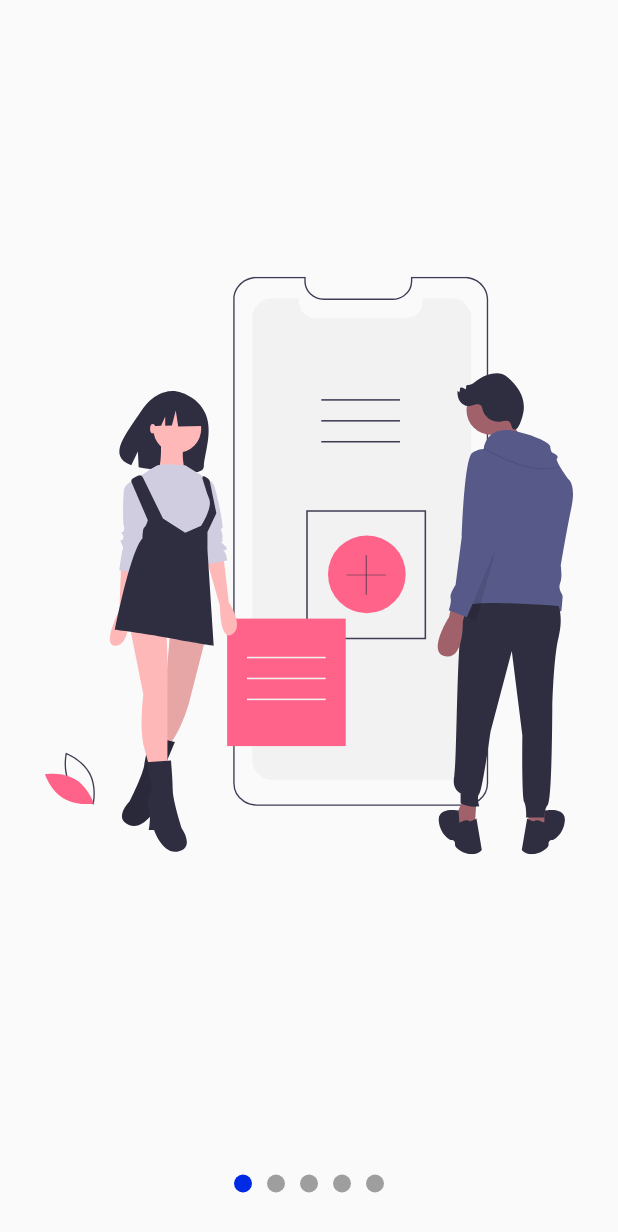
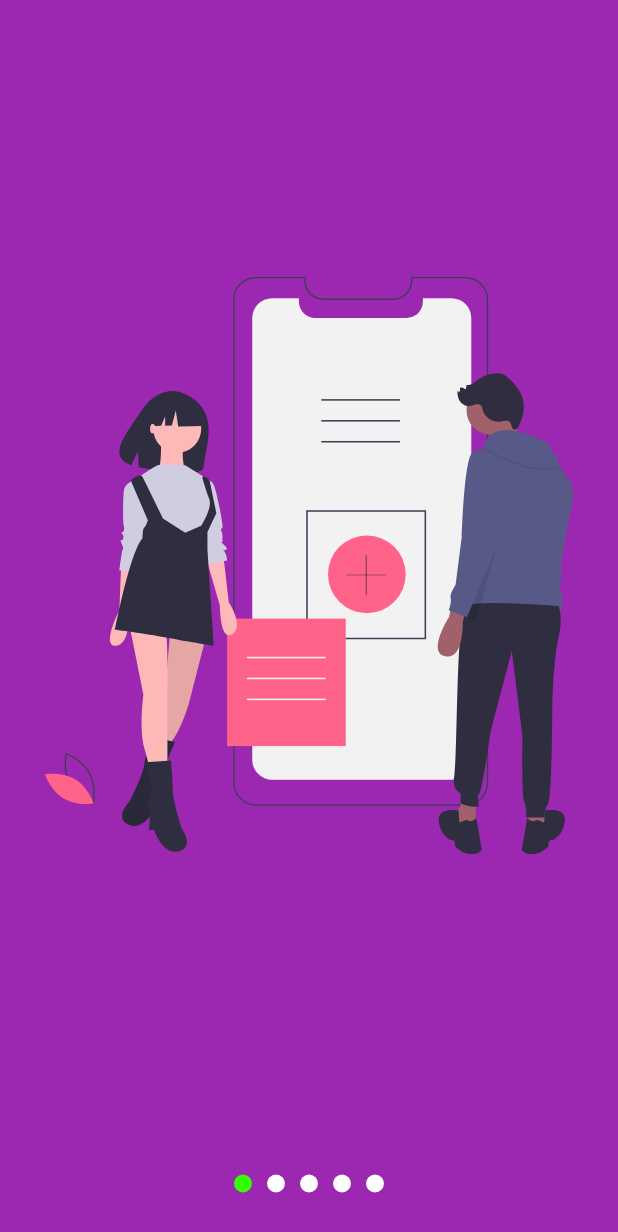
Before and after one commit to JeancarlosCarvajal/Disenos-de-Slide-Show-personalizados-para-mostrar-dispositivas, a Flutter app: the screen it shows after launch, on a phone screen of 412 x 824 dp. Shown: the top 1232 px of the screen. Run offline on Flutter 3.47's test engine with Material 2 defaults, Android fonts, the light colour scheme and no system bars; our stand-ins replace flutter_svg.

Commit message:
Refactorizando el Slide Show

```diff
--- a/lib/src/pages/slide_show_page.dart
+++ b/lib/src/pages/slide_show_page.dart
@@ -10,7 +10,11 @@ class SlideShowPage extends StatelessWidget {
   @override
   Widget build(BuildContext context) {
     return Scaffold(
+      backgroundColor: Colors.purple,
       body: SlideShow(
+        // puntosArriba: true,
+        colorPrimario: Color.fromARGB(255, 51, 255, 0),
+        colorSecundario: Colors.white,
         slides: [
           SvgPicture.asset('assets/svgs/slide-1.svg'),
           SvgPicture.asset('assets/svgs/slide-2.svg'),
--- a/lib/src/widgets/slide_show.dart
+++ b/lib/src/widgets/slide_show.dart
@@ -2,47 +2,64 @@ import 'package:flutter/material.dart';
 import 'package:provider/provider.dart';
 import 'package:c_slides_show/src/models/slider_model_provider.dart';
 
-// TODO: Boorar luego
-import 'package:flutter_svg/flutter_svg.dart';
+// import 'package:flutter_svg/flutter_svg.dart';
 
 class SlideShow extends StatelessWidget {
 
   final List<Widget> slides;
+  final bool puntosArriba;
+  final Color colorPrimario;
+  final Color colorSecundario;
 
   const SlideShow({
     Key? key,
-    required this.slides
+    required this.slides,
+    this.puntosArriba    = false,
+    this.colorPrimario   = const Color.fromARGB(255, 0, 42, 227),
+    this.colorSecundario = Colors.grey
   }) : super(key: key);
 
   @override
   Widget build(BuildContext context) {
     return ChangeNotifierProvider(
       create: (_) => SliderModelProvider(),
-      child: Center(
-          child: Column(
-            children: [
-
-              Expanded( // expanded toma todo el tamano disponible
-                child: _Slides(slides: slides)
-              ),
-
-              _Dots(slides: slides)
-
-            ],
-          )
+      child: Builder( // agrege el builder para poder acceder al provider y asignar los colores alli
+        builder: (BuildContext context) {
+          return SafeArea(
+            child: Center(
+                child: Column(
+                  children: puntosArriba ? arrayWidget.reversed.toList() : arrayWidget
+                )
+            ),
+          );
+        },
       ),
     );
   }
+
+  List<Widget> get arrayWidget {
+    return [
+      Expanded( // expanded toma todo el tamano disponible
+        child: _Slides(slides: slides)
+      ),
+      _Dots(slides: slides, colorPrimario: colorPrimario, colorSecundario: colorSecundario,),
+    ];
+  }
+
 }
 
 
 class _Dots extends StatelessWidget {
 
   final List<Widget> slides;
+  final Color colorPrimario;
+  final Color colorSecundario;
 
   const _Dots({
     Key? key,
-    required this.slides
+    required this.slides,
+    required this.colorPrimario,
+    required this.colorSecundario
   }) : super(key: key);
 
   @override
@@ -54,7 +71,7 @@ class _Dots extends StatelessWidget {
       // color: Colors.red, this.slides[0].clipBehavior.index
       child: Row(
         mainAxisAlignment: MainAxisAlignment.center,
-        children: List.generate(slides.length, (index) => _Dot(index: index)) // opcion 1
+        children: List.generate(slides.length, (index) => _Dot(index: index, colorPrimario: colorPrimario, colorSecundario: colorSecundario,)) // opcion 1
         // children: slides.asMap().entries.map((widget) => _Dot(index: widget.key)).toList(), // opcion 2.. widget.key es el index iterable
 
         //  const [
@@ -70,9 +87,13 @@ class _Dots extends StatelessWidget {
 
 class _Dot extends StatelessWidget {
   final int index;
+  final Color colorPrimario;
+  final Color colorSecundario;
   const _Dot({
     Key? key,
     required this.index,
+    required this.colorPrimario,
+    required this.colorSecundario,
   }) : super(key: key);
 
   @override
@@ -83,7 +104,7 @@ class _Dot extends StatelessWidget {
       height: 12,
       margin: const EdgeInsets.symmetric(horizontal: 5),
       decoration: BoxDecoration(
-        color: sliderModelProvider.currentPage.round() == index ? const Color.fromARGB(255, 0, 42, 227) : Colors.grey,
+        color: sliderModelProvider.currentPage.round() == index ? colorPrimario : colorSecundario,
         shape: BoxShape.circle
       ),
     );
```
